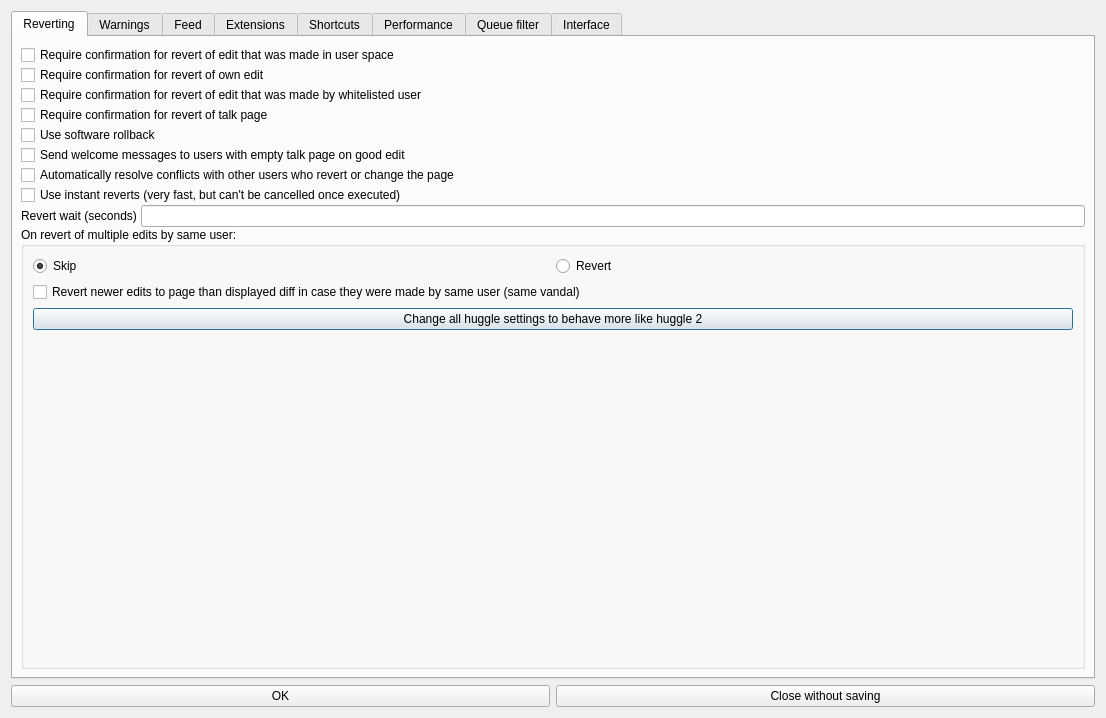
Above: huggle/preferences.ui from huggle/huggle3-qt-lx before the change. Below: the same form after it.
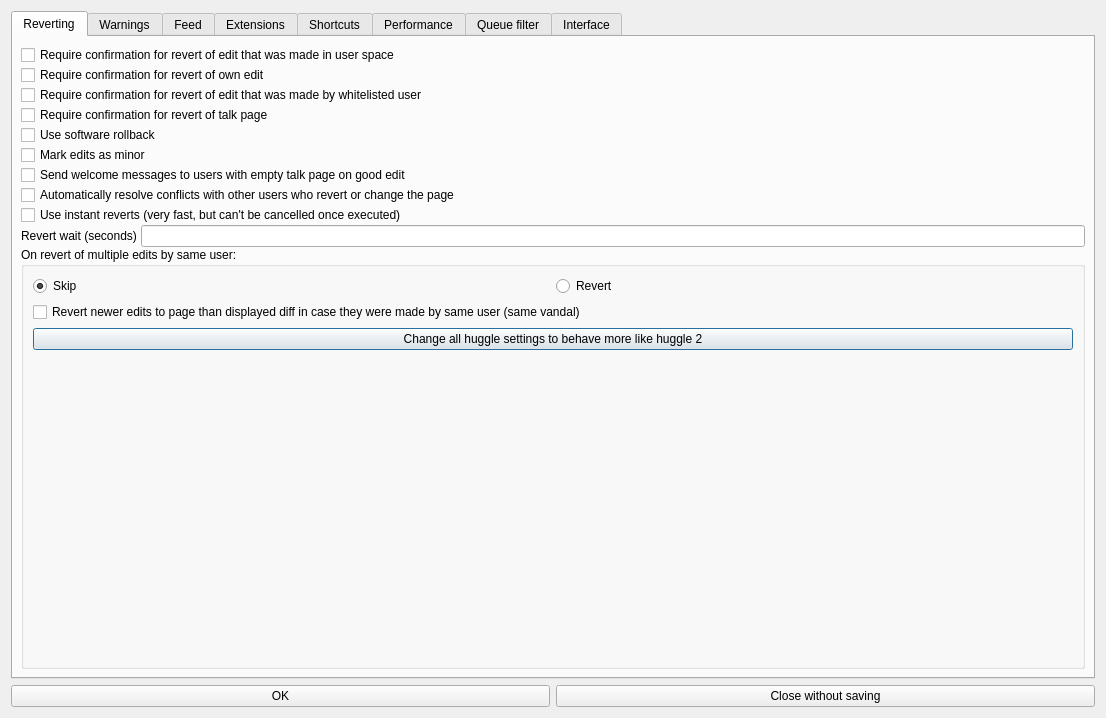
That is the form after the change. Icons and pictures are not drawn.

Commit message:
start working on phab task
More commits to come

```diff
--- a/huggle/preferences.ui
+++ b/huggle/preferences.ui
@@ -101,6 +101,13 @@
            </property>
           </widget>
          </item>
+         <item>
+          <widget class="QCheckBox" name="checkBox_markMinor">
+           <property name="text">
+            <string>Mark edits as minor</string>
+           </property>
+          </widget>
+         </item>
          <item>
           <widget class="QCheckBox" name="checkBox_WelcomeEmptyPage">
            <property name="text">
```
